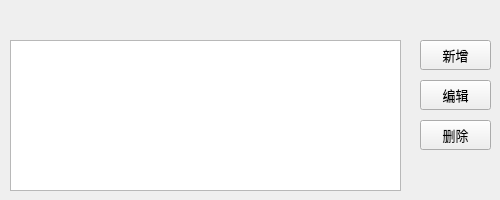
Qt form qt_ui/list_edit_module/win_ui.ui (ShenWei-HopeNoBug/mock-api-server) before a commit.
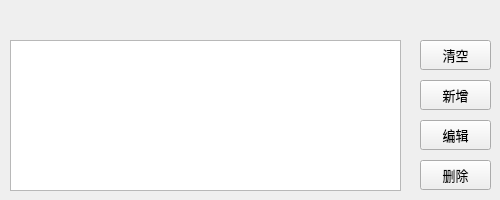
The same form after that commit.

Commit message: 通用编辑模块支持清空

Patch:
```diff
--- a/qt_ui/list_edit_module/win_ui.ui
+++ b/qt_ui/list_edit_module/win_ui.ui
@@ -41,7 +41,7 @@
    <property name="geometry">
     <rect>
      <x>420</x>
-     <y>80</y>
+     <y>120</y>
      <width>71</width>
      <height>30</height>
     </rect>
@@ -83,7 +83,7 @@
    <property name="geometry">
     <rect>
      <x>420</x>
-     <y>120</y>
+     <y>160</y>
      <width>71</width>
      <height>30</height>
     </rect>
@@ -110,7 +110,7 @@
    <property name="geometry">
     <rect>
      <x>420</x>
-     <y>40</y>
+     <y>80</y>
      <width>71</width>
      <height>30</height>
     </rect>
@@ -133,6 +133,33 @@
     <string>新增</string>
    </property>
   </widget>
+  <widget class="QPushButton" name="clearPushButton">
+   <property name="geometry">
+    <rect>
+     <x>420</x>
+     <y>40</y>
+     <width>71</width>
+     <height>30</height>
+    </rect>
+   </property>
+   <property name="minimumSize">
+    <size>
+     <width>0</width>
+     <height>30</height>
+    </size>
+   </property>
+   <property name="font">
+    <font>
+     <pointsize>10</pointsize>
+    </font>
+   </property>
+   <property name="cursor">
+    <cursorShape>PointingHandCursor</cursorShape>
+   </property>
+   <property name="text">
+    <string>清空</string>
+   </property>
+  </widget>
  </widget>
  <resources/>
  <connections/>
```
The commit also changes 4 other files.
